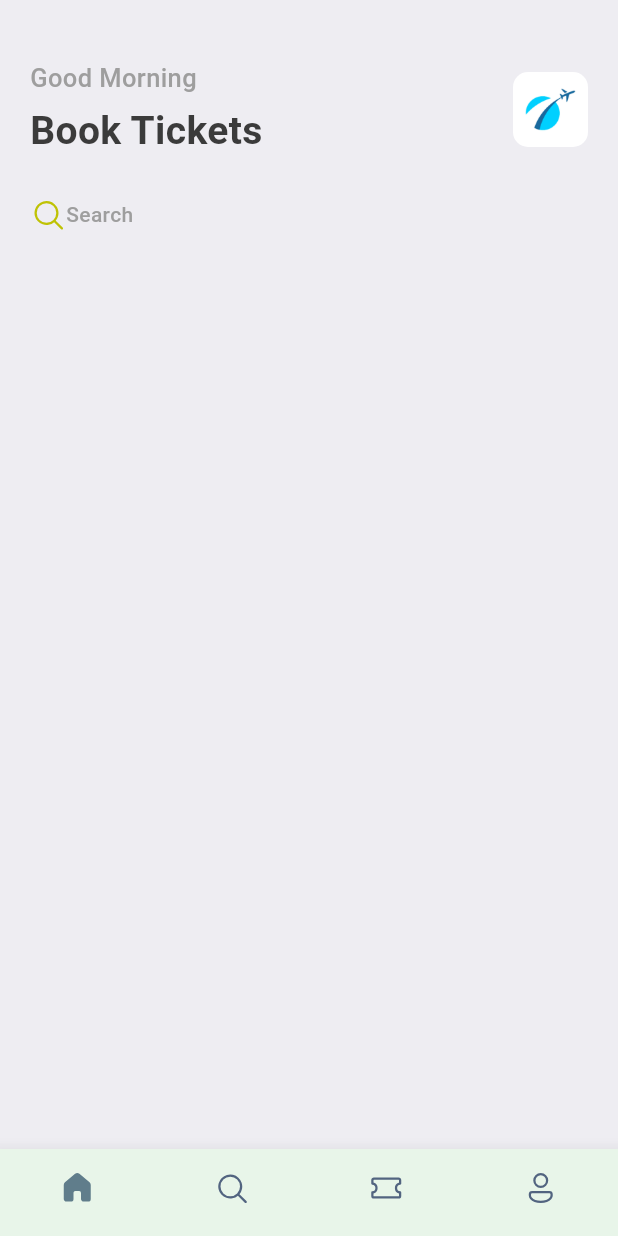
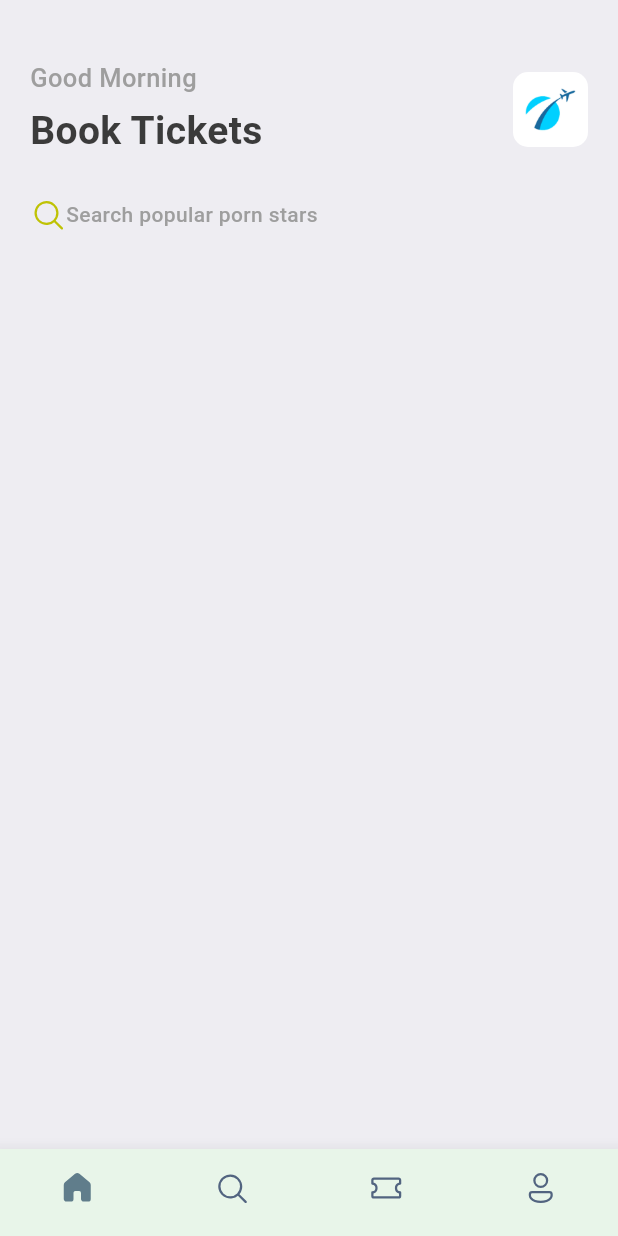
Before and after one commit to Abu1bakar/flutter-app, a Flutter app: the screen it shows after launch, on a phone screen of 412 x 824 dp. Run offline on Flutter 3.47's test engine with Material 3 defaults, Android fonts, the phone set to English and light mode, and no system bars; our stand-ins replace fluentui_icons, gap.

Commit message:
updated search for detail about porn

```diff
--- a/lib/screens/home_screen.dart
+++ b/lib/screens/home_screen.dart
@@ -46,14 +46,16 @@ class HomeScreen extends StatelessWidget {
                   ],
                 ),
                 const Gap(25),
-                Row(
+                Container(
+                  child: Row(
                     children: [
                       const Icon(
                         FluentSystemIcons.ic_fluent_search_regular,
                         color: Color(0xFFBFC205),
                       ),
-                    Text('Search',style: Styles.headLineStyle4,)
+                      Text('Search popular porn stars',style: Styles.headLineStyle4,)
                     ],
+                  ),
                 )
               ],
             ),
```
Lines whose indentation alone changed are shown as unchanged.
